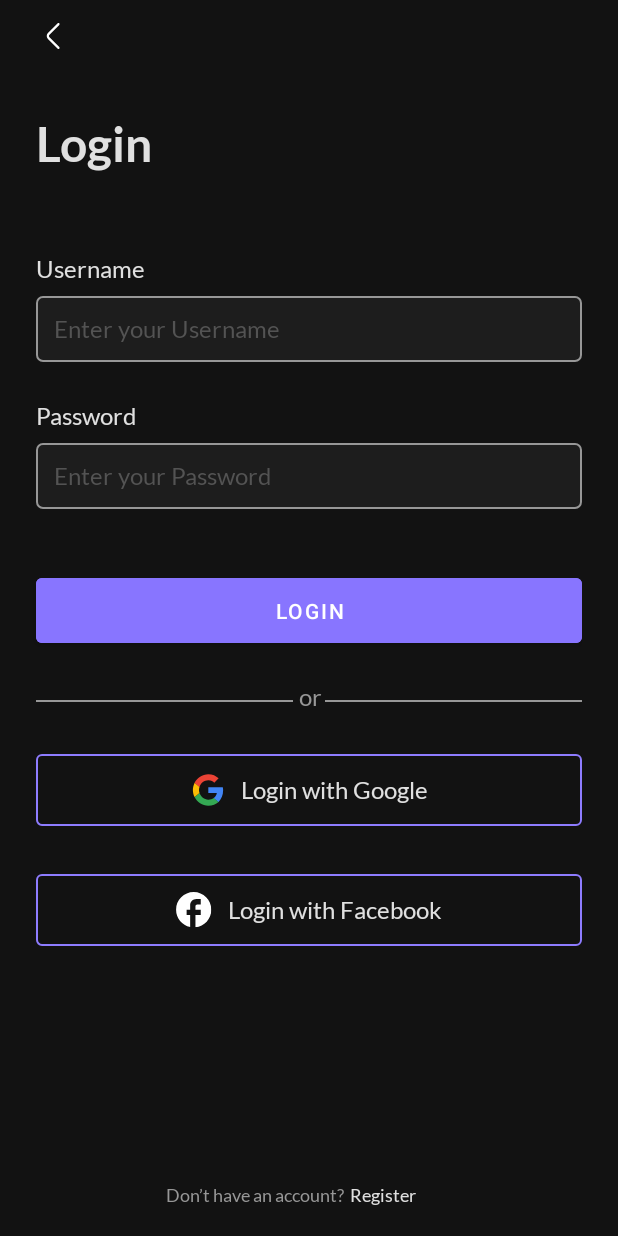
After one commit to kunals741/UpToDo, an Android app: the LoginRegisterActivity screen opened directly, with no data from a screen before it, on a phone screen of 412 x 824 dp. The commit adds this screen. Run offline under Robolectric (Android 15) with nearby library versions, the phone set to English and light mode, and no system bars.

Commit message:
complete login and registration screen

```diff
--- a/app/src/main/AndroidManifest.xml
+++ b/app/src/main/AndroidManifest.xml
@@ -21,6 +21,11 @@
                 <category android:name="android.intent.category.LAUNCHER" />
             </intent-filter>
         </activity>
+
+        <activity
+            android:name=".views.LoginRegisterActivity"
+            android:theme="@style/AppTheme"
+            android:exported="true"/>
     </application>
 
 </manifest>
--- /dev/null
+++ b/app/src/main/java/com/kunal/uptodo/constants/IntentKeyConstants.kt
@@ -0,0 +1,6 @@
+package com.kunal.uptodo.constants
+
+object IntentKeyConstants {
+    const val SOURCE = "SOURCE"
+    const val IS_NEW_USER = "IS_NEW_USER"
+}
--- a/app/src/main/java/com/kunal/uptodo/views/BaseActivity.kt
+++ b/app/src/main/java/com/kunal/uptodo/views/BaseActivity.kt
@@ -5,5 +5,6 @@ import androidx.appcompat.app.AppCompatActivity
 abstract class BaseActivity : AppCompatActivity() {
 
     abstract fun handleBack()
+    abstract fun pageType() : String
 
 }
--- a/app/src/main/java/com/kunal/uptodo/views/BaseFragment.kt
+++ b/app/src/main/java/com/kunal/uptodo/views/BaseFragment.kt
@@ -2,9 +2,11 @@ package com.kunal.uptodo.views
 
 import androidx.fragment.app.Fragment
 
-open class BaseFragment : Fragment() {
+abstract class BaseFragment : Fragment() {
 
     protected fun activityHandleBack() {
         (requireActivity() as BaseActivity).handleBack()
     }
+
+    abstract fun getPageName() : String
 }
--- /dev/null
+++ b/app/src/main/java/com/kunal/uptodo/views/LoginRegisterActivity.kt
@@ -0,0 +1,87 @@
+package com.kunal.uptodo.views
+
+import android.app.Activity
+import android.content.Intent
+import android.os.Bundle
+import androidx.core.view.isVisible
+import com.kunal.uptodo.R
+import com.kunal.uptodo.constants.IntentKeyConstants
+import com.kunal.uptodo.constants.PageName
+import com.kunal.uptodo.databinding.ActivityLoginRegisterBinding
+
+class LoginRegisterActivity : BaseActivity() {
+
+    private lateinit var binding: ActivityLoginRegisterBinding
+    private var isNewUser = false
+
+    override fun onCreate(savedInstanceState: Bundle?) {
+        super.onCreate(savedInstanceState)
+        binding = ActivityLoginRegisterBinding.inflate(layoutInflater)
+        setContentView(binding.root)
+        isNewUser = intent.getBooleanExtra(IntentKeyConstants.IS_NEW_USER, false)
+        initView()
+        initListeners()
+    }
+
+    private fun initView() = binding.run {
+        ivBack.setOnClickListener {
+            handleBack()
+        }
+        if (!isNewUser) {
+            tvTitle.text = getString(R.string.login)
+            tvLabelConfirmPassword.isVisible = false
+            etConfirmPassword.isVisible = false
+            tvAlreadyHaveAccount.text = getString(R.string.don_t_have_an_account)
+            tvLogin.text = getString(R.string.register)
+            btnLoginWithGoogle.text = getString(R.string.login_with_google)
+            btnLoginWithFacebook.text = getString(R.string.login_with_facebook)
+            btnLogin.text = getString(R.string.login)
+        } else {
+            tvTitle.text = getString(R.string.register)
+            tvLabelConfirmPassword.isVisible = true
+            etConfirmPassword.isVisible = true
+            tvAlreadyHaveAccount.text = getString(R.string.already_have_an_account)
+            tvLogin.text = getString(R.string.login)
+            btnLoginWithGoogle.text = getString(R.string.register_with_google)
+            btnLoginWithFacebook.text = getString(R.string.register_with_facebook)
+            btnLogin.text = getString(R.string.register)
+        }
+    }
+
+    private fun initListeners() = binding.run {
+        cvFooter.setOnClickListener {
+            startActivity(
+                pageType(),
+                !isNewUser,
+                this@LoginRegisterActivity
+            )
+        }
+    }
+
+    //todo handle empty text case:
+    //todo authentication pending from firestor
+    //todo pending login with social media account
+
+    override fun handleBack() {
+        onBackPressed()
+    }
+
+    override fun pageType() = PageName.LoginRegisterActivity
+
+    companion object {
+        @JvmStatic
+        fun startActivity(
+            source: String,
+            isNewUser: Boolean,
+            activity: Activity
+        ) {
+            val intent = Intent(activity, LoginRegisterActivity::class.java)
+            intent.apply {
+                putExtra(IntentKeyConstants.SOURCE, source)
+                putExtra(IntentKeyConstants.IS_NEW_USER, isNewUser)
+                flags = Intent.FLAG_ACTIVITY_CLEAR_TOP
+            }
+            activity.startActivity(intent)
+        }
+    }
+}
--- a/app/src/main/java/com/kunal/uptodo/views/MainActivity.kt
+++ b/app/src/main/java/com/kunal/uptodo/views/MainActivity.kt
@@ -3,6 +3,7 @@ package com.kunal.uptodo.views
 import android.os.Bundle
 import androidx.core.splashscreen.SplashScreen.Companion.installSplashScreen
 import com.kunal.uptodo.R
+import com.kunal.uptodo.constants.PageName
 import com.kunal.uptodo.databinding.ActivityMainBinding
 
 
@@ -30,4 +31,6 @@ class MainActivity : BaseActivity() {
             onBackPressedDispatcher.onBackPressed()
         }
     }
+
+    override fun pageType() = PageName.MainActivity
 }
--- a/app/src/main/java/com/kunal/uptodo/views/OnboardingFragment.kt
+++ b/app/src/main/java/com/kunal/uptodo/views/OnboardingFragment.kt
@@ -8,12 +8,14 @@ import androidx.core.view.isVisible
 import androidx.viewpager2.widget.ViewPager2
 import com.kunal.uptodo.R
 import com.kunal.uptodo.adapters.OnboardingViewPagerAdapter
+import com.kunal.uptodo.constants.PageName
 import com.kunal.uptodo.databinding.FragmentOnboardingBinding
 import com.kunal.uptodo.models.OnboardingItem
 
 class OnboardingFragment : BaseFragment() {
 
     private lateinit var binding: FragmentOnboardingBinding
+    override fun getPageName() = PageName.OnboardingFragment
 
     override fun onCreateView(
         inflater: LayoutInflater, container: ViewGroup?,
--- a/app/src/main/java/com/kunal/uptodo/views/WelcomeLoginFragment.kt
+++ b/app/src/main/java/com/kunal/uptodo/views/WelcomeLoginFragment.kt
@@ -4,10 +4,12 @@ import android.os.Bundle
 import android.view.LayoutInflater
 import android.view.View
 import android.view.ViewGroup
+import com.kunal.uptodo.constants.PageName
 import com.kunal.uptodo.databinding.FragmentWelcomeLoginBinding
 
 class WelcomeLoginFragment : BaseFragment() {
     private lateinit var binding: FragmentWelcomeLoginBinding
+    override fun getPageName() = PageName.WelcomeLoginFragment
 
     override fun onCreateView(
         inflater: LayoutInflater,
@@ -28,10 +30,10 @@ class WelcomeLoginFragment : BaseFragment() {
             activityHandleBack()
         }
         btnLogin.setOnClickListener {
-            //todo
+            LoginRegisterActivity.startActivity(getPageName(), false, requireActivity())
         }
         btnRegister.setOnClickListener {
-            //todo
+            LoginRegisterActivity.startActivity(getPageName(), true, requireActivity())
         }
     }
 
--- /dev/null
+++ b/app/src/main/res/drawable/ic_fb.xml
@@ -0,0 +1,13 @@
+<vector xmlns:android="http://schemas.android.com/apk/res/android"
+    android:width="43dp"
+    android:height="43dp"
+    android:viewportWidth="43"
+    android:viewportHeight="43">
+  <group>
+    <clip-path
+        android:pathData="M0.052,0.051h42.154v42.154h-42.154z"/>
+    <path
+        android:pathData="M42.206,21.128C42.206,9.494 32.763,0.051 21.129,0.051C9.494,0.051 0.052,9.494 0.052,21.128C0.052,31.33 7.302,39.824 16.913,41.784V27.452H12.698V21.128H16.913V15.859C16.913,11.791 20.222,8.482 24.29,8.482H29.559V14.805H25.344C24.185,14.805 23.236,15.754 23.236,16.913V21.128H29.559V27.452H23.236V42.1C33.88,41.046 42.206,32.068 42.206,21.128Z"
+        android:fillColor="#ffffff"/>
+  </group>
+</vector>
--- a/app/src/main/res/layout/activity_login_register.xml
+++ b/app/src/main/res/layout/activity_login_register.xml
@@ -1,7 +1,6 @@
 <?xml version="1.0" encoding="utf-8"?>
 <androidx.constraintlayout.widget.ConstraintLayout xmlns:android="http://schemas.android.com/apk/res/android"
     xmlns:app="http://schemas.android.com/apk/res-auto"
-    xmlns:tools="http://schemas.android.com/tools"
     android:layout_width="match_parent"
     android:layout_height="match_parent"
     android:background="@color/primary_color"
@@ -50,6 +49,7 @@
         android:hint="@string/enter_your_username"
         android:maxLines="1"
         android:padding="@dimen/dim_12dp"
+        android:textColor="@color/white_87"
         android:textColorHint="@color/edit_text_hint_color"
         app:layout_constraintEnd_toEndOf="parent"
         app:layout_constraintStart_toStartOf="@id/tvLabelUserName"
@@ -76,6 +76,7 @@
         android:hint="@string/enter_your_password"
         android:inputType="textPassword"
         android:padding="@dimen/dim_12dp"
+        android:textColor="@color/white_87"
         android:textColorHint="@color/edit_text_hint_color"
         app:layout_constraintEnd_toEndOf="parent"
         app:layout_constraintStart_toStartOf="@id/tvLabelUserName"
@@ -102,6 +103,7 @@
         android:hint="@string/re_enter_you_password"
         android:inputType="textPassword"
         android:padding="@dimen/dim_12dp"
+        android:textColor="@color/white_87"
         android:textColorHint="@color/edit_text_hint_color"
         app:layout_constraintEnd_toEndOf="parent"
         app:layout_constraintStart_toStartOf="@id/tvLabelUserName"
@@ -112,12 +114,13 @@
         android:layout_width="match_parent"
         android:layout_height="wrap_content"
         android:layout_marginStart="@dimen/dim_24dp"
-        android:layout_marginTop="@dimen/dim_50dp"
+        android:layout_marginTop="@dimen/dim_40dp"
         android:backgroundTint="@color/btn_color"
         android:paddingHorizontal="@dimen/dim_24dp"
         android:paddingVertical="@dimen/dim_12dp"
         android:text="@string/login"
         android:textAllCaps="true"
+        android:textColor="@color/white"
         app:cornerRadius="@dimen/dim_4dp"
         app:layout_constraintEnd_toEndOf="parent"
         app:layout_constraintStart_toStartOf="parent"
@@ -160,7 +163,6 @@
         app:layout_constraintStart_toEndOf="@+id/tvOr"
         app:layout_constraintTop_toBottomOf="@id/btnLogin" />
 
-
     <com.google.android.material.button.MaterialButton
         android:id="@+id/btnLoginWithGoogle"
         style="@style/Widget.Material3.Button.OutlinedButton"
@@ -176,9 +178,41 @@
         app:cornerRadius="@dimen/dim_4dp"
         app:icon="@drawable/ic_google"
         app:iconGravity="textStart"
+        app:iconPadding="@dimen/dim_10dp"
+        app:iconSize="@dimen/dim_24dp"
         app:iconTint="@null"
         app:layout_constraintTop_toBottomOf="@id/tvOr"
         app:strokeColor="@color/btn_stroke_outline" />
+
+    <com.google.android.material.button.MaterialButton
+        android:id="@+id/btnLoginWithFacebook"
+        style="@style/Widget.Material3.Button.OutlinedButton"
+        android:layout_width="match_parent"
+        android:layout_height="wrap_content"
+        android:layout_marginStart="@dimen/dim_24dp"
+        android:layout_marginTop="@dimen/dim_24dp"
+        android:fontFamily="@font/lato_regular"
+        android:paddingVertical="@dimen/dim_12dp"
+        android:text="@string/register_with_facebook"
+        android:textColor="@color/white_87"
+        android:textSize="@dimen/dim_16sp"
+        app:cornerRadius="@dimen/dim_4dp"
+        app:icon="@drawable/ic_fb"
+        app:iconGravity="textStart"
+        app:iconPadding="@dimen/dim_10dp"
+        app:iconSize="@dimen/dim_24dp"
+        app:iconTint="@null"
+        app:layout_constraintTop_toBottomOf="@id/btnLoginWithGoogle"
+        app:strokeColor="@color/btn_stroke_outline" />
+
+    <androidx.constraintlayout.widget.ConstraintLayout
+        android:id="@+id/cvFooter"
+        android:layout_width="wrap_content"
+        android:layout_height="wrap_content"
+        android:layout_marginBottom="@dimen/dim_20dp"
+        app:layout_constraintBottom_toBottomOf="parent"
+        app:layout_constraintEnd_toEndOf="parent"
+        app:layout_constraintStart_toStartOf="parent">
 
         <androidx.appcompat.widget.AppCompatTextView
             android:id="@+id/tvAlreadyHaveAccount"
@@ -187,26 +221,20 @@
             android:layout_height="wrap_content"
             android:text="@string/already_have_an_account"
             android:textColor="@color/edit_text_stroke_color"
-        app:layout_constraintEnd_toStartOf="@+id/tvLogin"
-        app:layout_constraintHorizontal_bias="0.5"
-        app:layout_constraintHorizontal_chainStyle="packed"
             app:layout_constraintStart_toStartOf="parent"
-        app:layout_constraintBottom_toBottomOf="parent"
-        android:layout_marginBottom="@dimen/dim_20dp"
-        />
+            app:layout_constraintTop_toTopOf="parent" />
 
         <androidx.appcompat.widget.AppCompatTextView
             android:id="@+id/tvLogin"
             style="@style/LatoRegular12sp"
             android:layout_width="wrap_content"
             android:layout_height="wrap_content"
+            android:layout_marginStart="@dimen/dim_4dp"
             android:text="@string/login"
             android:textColor="@color/white_87"
-        app:layout_constraintEnd_toEndOf="parent"
-        app:layout_constraintHorizontal_bias="0.5"
-        android:layout_marginStart="@dimen/dim_4dp"
-        app:layout_constraintBottom_toBottomOf="parent"
-        android:layout_marginBottom="@dimen/dim_20dp"
-        app:layout_constraintStart_toEndOf="@+id/tvAlreadyHaveAccount" />
+            app:layout_constraintStart_toEndOf="@+id/tvAlreadyHaveAccount"
+            app:layout_constraintTop_toTopOf="parent" />
+    </androidx.constraintlayout.widget.ConstraintLayout>
+
 
 </androidx.constraintlayout.widget.ConstraintLayout>
--- a/app/src/main/res/values/colors.xml
+++ b/app/src/main/res/values/colors.xml
@@ -13,4 +13,5 @@
     <color name="edit_text_background">#1D1D1D</color>
     <color name="edit_text_hint_color">#535353</color>
     <color name="edit_text_stroke_color">#979797</color>
+    <color name="btn_disabled_text_color">#80FFFFFF</color>
 </resources>
--- a/app/src/main/res/values/strings.xml
+++ b/app/src/main/res/values/strings.xml
@@ -23,5 +23,10 @@
     <string name="re_enter_you_password">Re-enter you Password</string>
     <string name="or">or</string>
     <string name="register_with_google">Register with Google</string>
+    <string name="register_with_facebook">Register with Facebook</string>
     <string name="already_have_an_account">Already have an account?</string>
+    <string name="register">Register</string>
+    <string name="don_t_have_an_account">Don’t have an account?</string>
+    <string name="login_with_google">Login with Google</string>
+    <string name="login_with_facebook">Login with Facebook</string>
 </resources>
--- a/app/src/main/res/values/themes.xml
+++ b/app/src/main/res/values/themes.xml
@@ -9,7 +9,6 @@
         <item name="colorPrimaryDark">@color/primary_color</item>
         <item name="colorSecondary">@color/secondary_color</item>
         <item name="android:statusBarColor">@color/primary_color</item>
-
     </style>
 
     <!-- Splash Screen Theme (API >= 31) -->
```
Also changed, not shown: app/src/main/java/com/kunal/uptodo/constants/PageName.kt (added, +8 -0 lines). Lines whose indentation alone changed are shown as unchanged.
